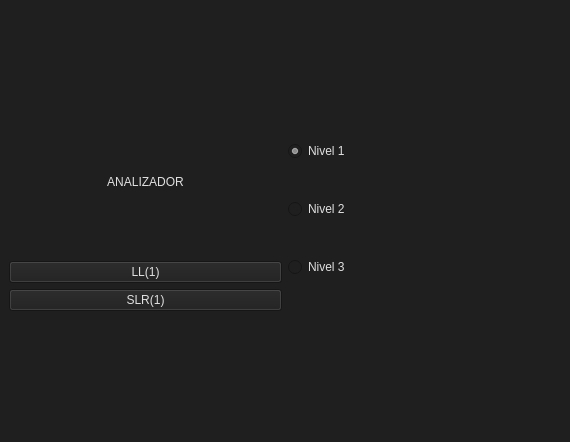
Qt form mainwindow.ui (jose-rZM/SyntaxTutor) before a commit.
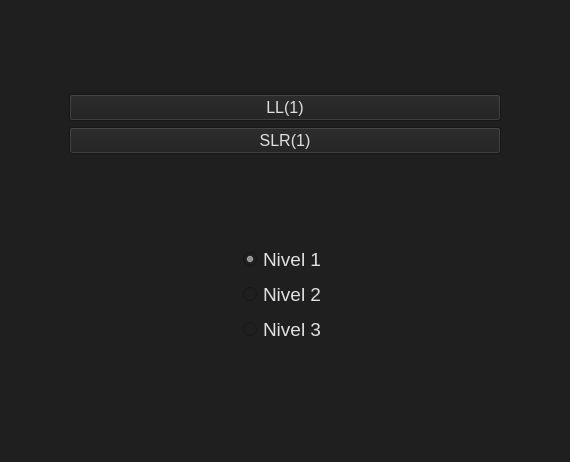
The same form after that commit.

Commit message: change style of main window

The edit to the form file:
```diff
--- a/mainwindow.ui
+++ b/mainwindow.ui
@@ -7,7 +7,7 @@
     <x>0</x>
     <y>0</y>
     <width>570</width>
-    <height>442</height>
+    <height>462</height>
    </rect>
   </property>
   <property name="windowTitle">
@@ -18,87 +18,74 @@
     color: #E0E0E0;</string>
   </property>
   <widget class="QWidget" name="centralwidget">
-   <layout class="QHBoxLayout" name="horizontalLayout">
+   <layout class="QVBoxLayout" name="verticalLayout_3">
     <item>
      <layout class="QVBoxLayout" name="verticalLayout">
-      <item>
-       <spacer name="verticalSpacer_4">
-        <property name="orientation">
-         <enum>Qt::Orientation::Vertical</enum>
-        </property>
-        <property name="sizeType">
-         <enum>QSizePolicy::Policy::Preferred</enum>
-        </property>
-        <property name="sizeHint" stdset="0">
-         <size>
-          <width>20</width>
-          <height>100</height>
-         </size>
-        </property>
-       </spacer>
-      </item>
-      <item>
-       <widget class="QLabel" name="label">
-        <property name="text">
-         <string>ANALIZADOR</string>
-        </property>
-        <property name="alignment">
-         <set>Qt::AlignmentFlag::AlignCenter</set>
-        </property>
-       </widget>
-      </item>
-      <item>
+      <item alignment="Qt::AlignmentFlag::AlignHCenter">
        <widget class="QPushButton" name="pushButton">
+        <property name="sizePolicy">
+         <sizepolicy hsizetype="Minimum" vsizetype="Maximum">
+          <horstretch>1</horstretch>
+          <verstretch>0</verstretch>
+         </sizepolicy>
+        </property>
+        <property name="minimumSize">
+         <size>
+          <width>432</width>
+          <height>0</height>
+         </size>
+        </property>
+        <property name="font">
+         <font>
+          <pointsize>12</pointsize>
+         </font>
+        </property>
         <property name="text">
          <string>LL(1)</string>
         </property>
        </widget>
       </item>
-      <item>
+      <item alignment="Qt::AlignmentFlag::AlignHCenter">
        <widget class="QPushButton" name="pushButton_2">
+        <property name="sizePolicy">
+         <sizepolicy hsizetype="Minimum" vsizetype="Fixed">
+          <horstretch>0</horstretch>
+          <verstretch>0</verstretch>
+         </sizepolicy>
+        </property>
+        <property name="minimumSize">
+         <size>
+          <width>432</width>
+          <height>0</height>
+         </size>
+        </property>
+        <property name="font">
+         <font>
+          <pointsize>12</pointsize>
+         </font>
+        </property>
         <property name="text">
          <string>SLR(1)</string>
         </property>
        </widget>
       </item>
-      <item>
-       <spacer name="verticalSpacer">
-        <property name="orientation">
-         <enum>Qt::Orientation::Vertical</enum>
-        </property>
-        <property name="sizeType">
-         <enum>QSizePolicy::Policy::Fixed</enum>
-        </property>
-        <property name="sizeHint" stdset="0">
-         <size>
-          <width>20</width>
-          <height>100</height>
-         </size>
-        </property>
-       </spacer>
-      </item>
      </layout>
     </item>
     <item>
      <layout class="QVBoxLayout" name="verticalLayout_2">
-      <item>
-       <spacer name="verticalSpacer_3">
-        <property name="orientation">
-         <enum>Qt::Orientation::Vertical</enum>
-        </property>
-        <property name="sizeType">
-         <enum>QSizePolicy::Policy::Fixed</enum>
-        </property>
-        <property name="sizeHint" stdset="0">
-         <size>
-          <width>20</width>
-          <height>100</height>
-         </size>
-        </property>
-       </spacer>
-      </item>
-      <item>
+      <item alignment="Qt::AlignmentFlag::AlignHCenter">
        <widget class="QRadioButton" name="lv1Button">
+        <property name="sizePolicy">
+         <sizepolicy hsizetype="Minimum" vsizetype="Maximum">
+          <horstretch>0</horstretch>
+          <verstretch>0</verstretch>
+         </sizepolicy>
+        </property>
+        <property name="font">
+         <font>
+          <pointsize>14</pointsize>
+         </font>
+        </property>
         <property name="text">
          <string>Nivel 1</string>
         </property>
@@ -107,36 +94,42 @@
         </property>
        </widget>
       </item>
-      <item>
+      <item alignment="Qt::AlignmentFlag::AlignHCenter">
        <widget class="QRadioButton" name="lv2Button">
+        <property name="sizePolicy">
+         <sizepolicy hsizetype="Minimum" vsizetype="Maximum">
+          <horstretch>0</horstretch>
+          <verstretch>0</verstretch>
+         </sizepolicy>
+        </property>
+        <property name="font">
+         <font>
+          <pointsize>14</pointsize>
+         </font>
+        </property>
         <property name="text">
          <string>Nivel 2</string>
         </property>
        </widget>
       </item>
-      <item>
+      <item alignment="Qt::AlignmentFlag::AlignHCenter">
        <widget class="QRadioButton" name="lv3Button">
+        <property name="sizePolicy">
+         <sizepolicy hsizetype="Minimum" vsizetype="Maximum">
+          <horstretch>0</horstretch>
+          <verstretch>0</verstretch>
+         </sizepolicy>
+        </property>
+        <property name="font">
+         <font>
+          <pointsize>14</pointsize>
+         </font>
+        </property>
         <property name="text">
          <string>Nivel 3</string>
         </property>
        </widget>
       </item>
-      <item>
-       <spacer name="verticalSpacer_2">
-        <property name="orientation">
-         <enum>Qt::Orientation::Vertical</enum>
-        </property>
-        <property name="sizeType">
-         <enum>QSizePolicy::Policy::Fixed</enum>
-        </property>
-        <property name="sizeHint" stdset="0">
-         <size>
-          <width>20</width>
-          <height>100</height>
-         </size>
-        </property>
-       </spacer>
-      </item>
      </layout>
     </item>
    </layout>
```
The commit also changes 1 other file.
